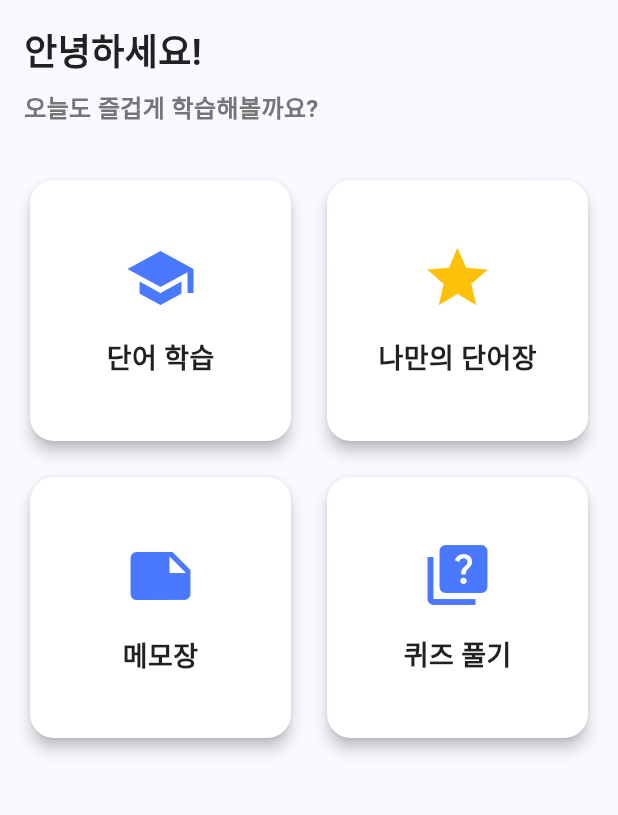
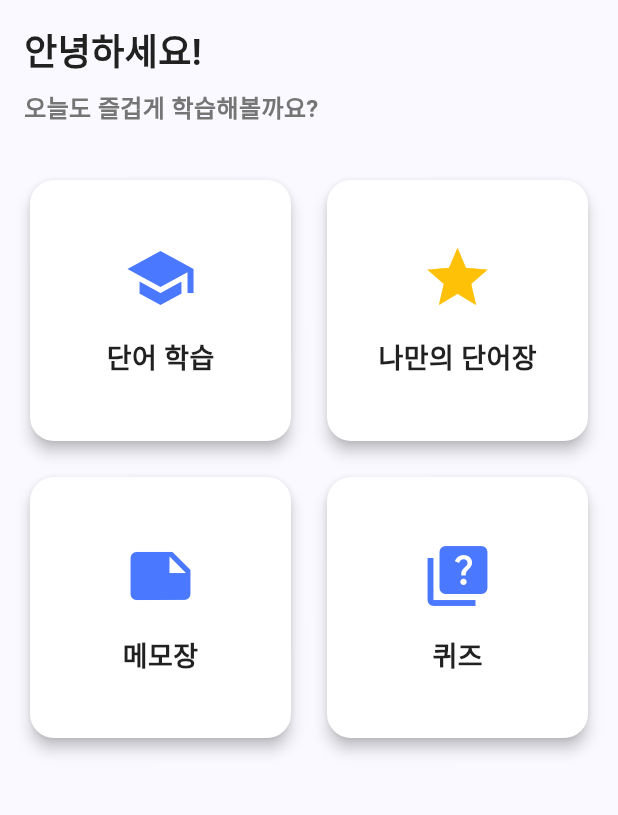
Before and after one commit to top0032/VocaMate_Graduation_Project, a Flutter app: the screen it shows once a user with an empty profile is signed in, on a phone screen of 412 x 824 dp, the part 84-899 px from its top. Run offline on Flutter 3.47's test engine with Material 3 defaults, Android fonts, the phone set to English and light mode, and no system bars; our stand-ins replace audioplayers, cloud_firestore, csv, file_picker, firebase_auth, firebase_core and 1 more; accounts and stored records are empty; Roboto replaces fonts that are missing (Pretendard).

```diff
--- a/lib/screens/main_screen.dart
+++ b/lib/screens/main_screen.dart
@@ -68,6 +68,7 @@ class _MainScreenState extends State<MainScreen> {
       appBar: AppBar(
         title: const Text('VocaMate 홈'),
         actions: [
+          // 💡 설정 버튼 삭제됨
           IconButton(
             icon: const Icon(Icons.logout),
             onPressed: () => _logout(context),
@@ -136,7 +137,7 @@ class _MainScreenState extends State<MainScreen> {
 
                   // 💡 퀴즈 메뉴
                   MenuCard(
-                    title: '퀴즈 풀기',
+                    title: '퀴즈',
                     icon: Icons.quiz,
                     onTap: () {
                       Navigator.push(
@@ -199,6 +200,7 @@ class MenuCard extends StatelessWidget {
         child: Column(
           mainAxisAlignment: MainAxisAlignment.center,
           children: [
+            // 전달받은 색상이 없으면 기본 테마 색상 사용
             Icon(icon, size: 48, color: iconColor ?? AppTheme.primaryColor),
             const SizedBox(height: 16),
             Text(title, style: AppTheme.themeData.textTheme.headlineSmall),
```
